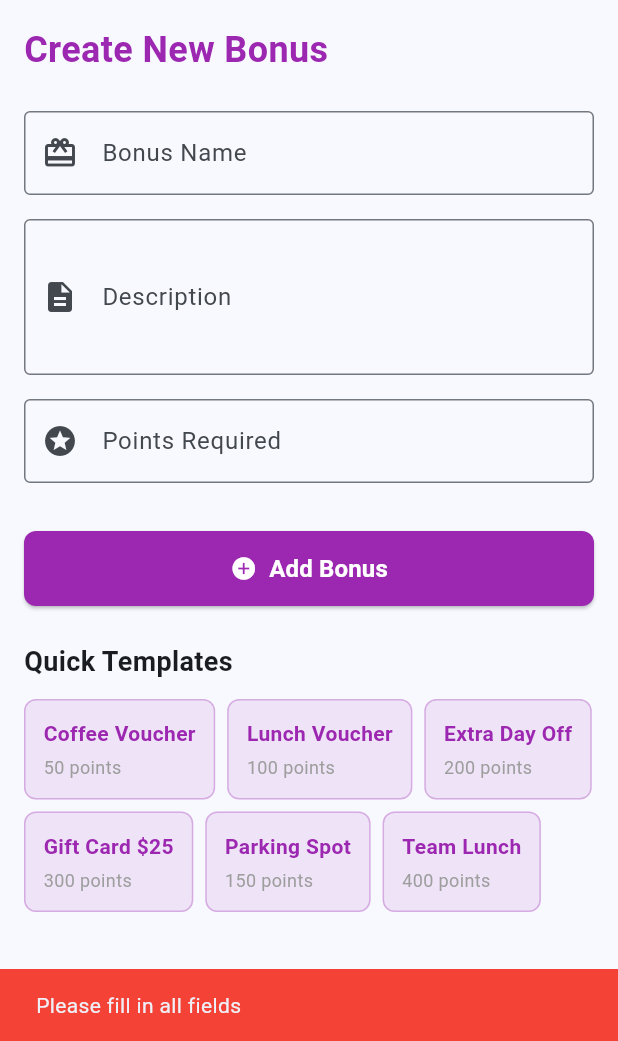
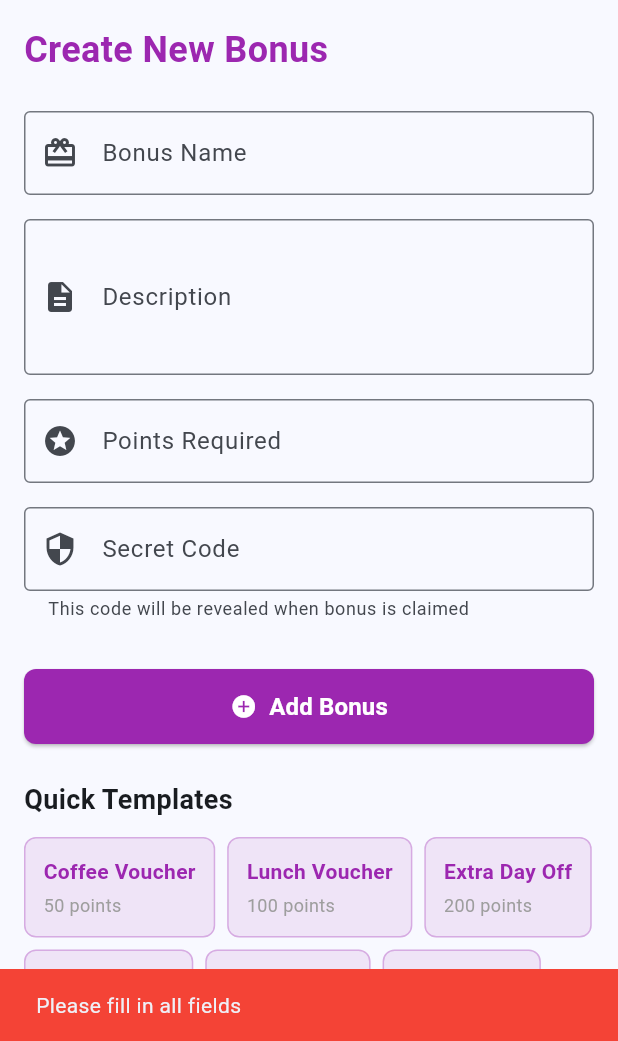
Before and after one commit to Kallikrist/Bonuses, a Flutter app: the ImportBonusesScreen screen opened directly with empty values, tab 3 chosen, after a tap on "Add Bonus", on a phone screen of 412 x 824 dp, the part 195-1236 px from its top. Run offline on Flutter 3.47's test engine with Material 3 defaults, Android fonts, the light colour scheme and no system bars; our stand-ins replace shared_preferences; accounts and stored records are empty.

Commit message:
Add secret code field to bonus: hidden during creation, revealed in claim description

```diff
--- a/lib/models/bonus.dart
+++ b/lib/models/bonus.dart
@@ -14,6 +14,7 @@ class Bonus {
   final DateTime? redeemedAt;
   final String? redeemedBy;
   final String? giftCardCode;
+  final String? secretCode;
 
   Bonus({
     required this.id,
@@ -25,6 +26,7 @@ class Bonus {
     this.redeemedAt,
     this.redeemedBy,
     this.giftCardCode,
+    this.secretCode,
   });
 
   Map<String, dynamic> toJson() {
@@ -38,6 +40,7 @@ class Bonus {
       'redeemedAt': redeemedAt?.toIso8601String(),
       'redeemedBy': redeemedBy,
       'giftCardCode': giftCardCode,
+      'secretCode': secretCode,
     };
   }
 
@@ -57,6 +60,7 @@ class Bonus {
           : null,
       redeemedBy: json['redeemedBy'],
       giftCardCode: json['giftCardCode'],
+      secretCode: json['secretCode'],
     );
   }
 
@@ -70,6 +74,7 @@ class Bonus {
     DateTime? redeemedAt,
     String? redeemedBy,
     String? giftCardCode,
+    String? secretCode,
   }) {
     return Bonus(
       id: id ?? this.id,
@@ -81,6 +86,7 @@ class Bonus {
       redeemedAt: redeemedAt ?? this.redeemedAt,
       redeemedBy: redeemedBy ?? this.redeemedBy,
       giftCardCode: giftCardCode ?? this.giftCardCode,
+      secretCode: secretCode ?? this.secretCode,
     );
   }
 }
--- a/lib/providers/app_provider.dart
+++ b/lib/providers/app_provider.dart
@@ -773,12 +773,16 @@ class AppProvider with ChangeNotifier {
     await StorageService.updateBonus(updatedBonus);
 
     // Deduct points from user
+    final secretCodeMessage = updatedBonus.secretCode?.isNotEmpty == true
+        ? ' (Secret Code: ${updatedBonus.secretCode})'
+        : '';
+
     final pointsTransaction = PointsTransaction(
       id: '${DateTime.now().millisecondsSinceEpoch}_redeem_$bonusId',
       userId: userId,
       type: PointsTransactionType.redeemed,
       points: bonus.pointsRequired,
-      description: 'Redeemed ${bonus.name}',
+      description: 'Redeemed ${bonus.name}${secretCodeMessage}',
       date: DateTime.now(),
     );
 
--- a/lib/screens/import_bonuses_screen.dart
+++ b/lib/screens/import_bonuses_screen.dart
@@ -22,6 +22,7 @@ class _ImportBonusesScreenState extends State<ImportBonusesScreen>
   final TextEditingController _bonusNameController = TextEditingController();
   final TextEditingController _bonusDescriptionController = TextEditingController();
   final TextEditingController _pointsRequiredController = TextEditingController();
+  final TextEditingController _secretCodeController = TextEditingController();
 
   @override
   void initState() {
@@ -35,6 +36,7 @@ class _ImportBonusesScreenState extends State<ImportBonusesScreen>
     _bonusNameController.dispose();
     _bonusDescriptionController.dispose();
     _pointsRequiredController.dispose();
+    _secretCodeController.dispose();
     super.dispose();
   }
 
@@ -355,6 +357,19 @@ class _ImportBonusesScreenState extends State<ImportBonusesScreen>
               border: OutlineInputBorder(),
             ),
           ),
+          const SizedBox(height: 16),
+
+          // Secret Code
+          TextFormField(
+            controller: _secretCodeController,
+            decoration: const InputDecoration(
+              labelText: 'Secret Code',
+              hintText: 'e.g., COFFEE123, LUNCH2024',
+              prefixIcon: Icon(Icons.security),
+              border: OutlineInputBorder(),
+              helperText: 'This code will be revealed when bonus is claimed',
+            ),
+          ),
           const SizedBox(height: 32),
 
           // Add Bonus Button
@@ -481,6 +496,7 @@ class _ImportBonusesScreenState extends State<ImportBonusesScreen>
       description: _bonusDescriptionController.text,
       pointsRequired: points,
       createdAt: DateTime.now(),
+      secretCode: _secretCodeController.text.isNotEmpty ? _secretCodeController.text : null,
     );
 
     try {
@@ -490,6 +506,7 @@ class _ImportBonusesScreenState extends State<ImportBonusesScreen>
       _bonusNameController.clear();
       _bonusDescriptionController.clear();
       _pointsRequiredController.clear();
+      _secretCodeController.clear();
 
       ScaffoldMessenger.of(context).showSnackBar(
         SnackBar(
```
